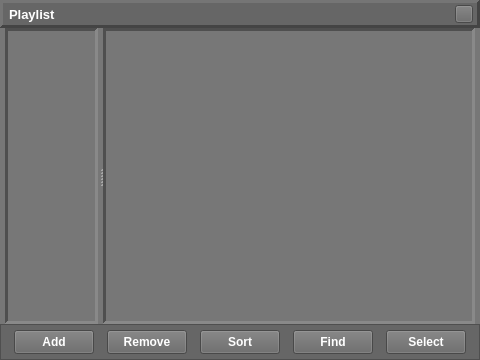
Before: the Qt Designer form source/ui/playlistwindow/tp_playlistwindow.ui in ZXfkSIE/ThousandPlayer, drawn with Qt 5.
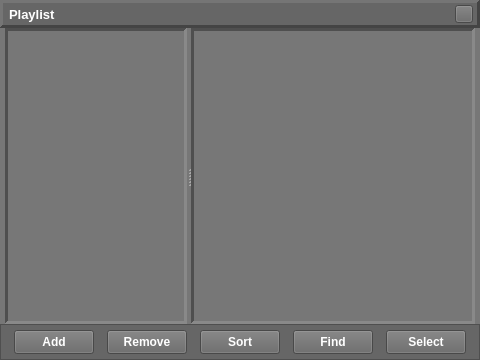
After: the same form once the commit is applied. Custom widgets are drawn as their Qt base class.

The edit to the form file:
```diff
--- a/source/ui/playlistwindow/tp_playlistwindow.ui
+++ b/source/ui/playlistwindow/tp_playlistwindow.ui
@@ -190,12 +190,6 @@
         <property name="mouseTracking">
          <bool>true</bool>
         </property>
-        <property name="orientation">
-         <enum>Qt::Horizontal</enum>
-        </property>
-        <property name="handleWidth">
-         <number>5</number>
-        </property>
         <widget class="TP_PlaylistsWidget" name="playlistsWidget">
          <property name="sizePolicy">
           <sizepolicy hsizetype="Expanding" vsizetype="Expanding">
@@ -221,9 +215,9 @@
           <number>3</number>
          </property>
         </widget>
-        <widget class="TP_FileListWidget" name="fileListWidget">
+        <widget class="QFrame" name="frame_FileList">
          <property name="sizePolicy">
-          <sizepolicy hsizetype="Expanding" vsizetype="Expanding">
+          <sizepolicy hsizetype="Preferred" vsizetype="Preferred">
            <horstretch>4</horstretch>
            <verstretch>0</verstretch>
           </sizepolicy>
@@ -234,6 +228,9 @@
          <property name="frameShape">
           <enum>QFrame::Panel</enum>
          </property>
+         <property name="frameShadow">
+          <enum>QFrame::Sunken</enum>
+         </property>
          <property name="lineWidth">
           <number>3</number>
          </property>
@@ -474,11 +471,6 @@
    <extends>QListWidget</extends>
    <header location="global">tp_playlistswidget.h</header>
   </customwidget>
-  <customwidget>
-   <class>TP_FileListWidget</class>
-   <extends>QListWidget</extends>
-   <header location="global">tp_filelistwidget.h</header>
-  </customwidget>
  </customwidgets>
  <resources/>
  <connections/>
```
